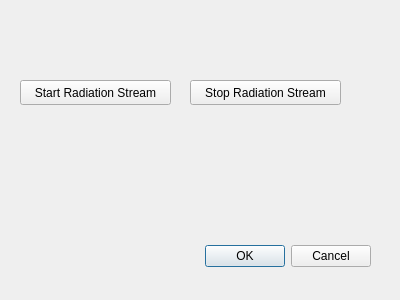
First picture: the form in energy_plant_radiation_module_dialog_base.ui, repository DomenicoM92/Nuclear-Energy-Plant-Radiations-, before the edit.
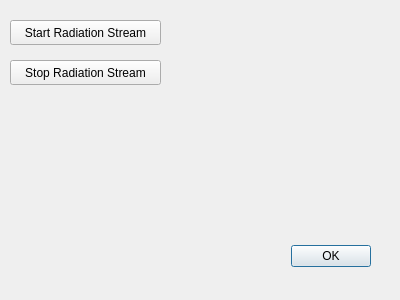
Second picture: the form after the edit.

What changed in the file:
```diff
--- a/energy_plant_radiation_module_dialog_base.ui
+++ b/energy_plant_radiation_module_dialog_base.ui
@@ -26,14 +26,14 @@
     <enum>Qt::Horizontal</enum>
    </property>
    <property name="standardButtons">
-    <set>QDialogButtonBox::Cancel|QDialogButtonBox::Ok</set>
+    <set>QDialogButtonBox::Ok</set>
    </property>
   </widget>
   <widget class="QPushButton" name="start_radiation">
    <property name="geometry">
     <rect>
-     <x>20</x>
-     <y>80</y>
+     <x>10</x>
+     <y>20</y>
      <width>151</width>
      <height>25</height>
     </rect>
@@ -45,8 +45,8 @@
   <widget class="QPushButton" name="stop_radiation">
    <property name="geometry">
     <rect>
-     <x>190</x>
-     <y>80</y>
+     <x>10</x>
+     <y>60</y>
      <width>151</width>
      <height>25</height>
     </rect>
```
